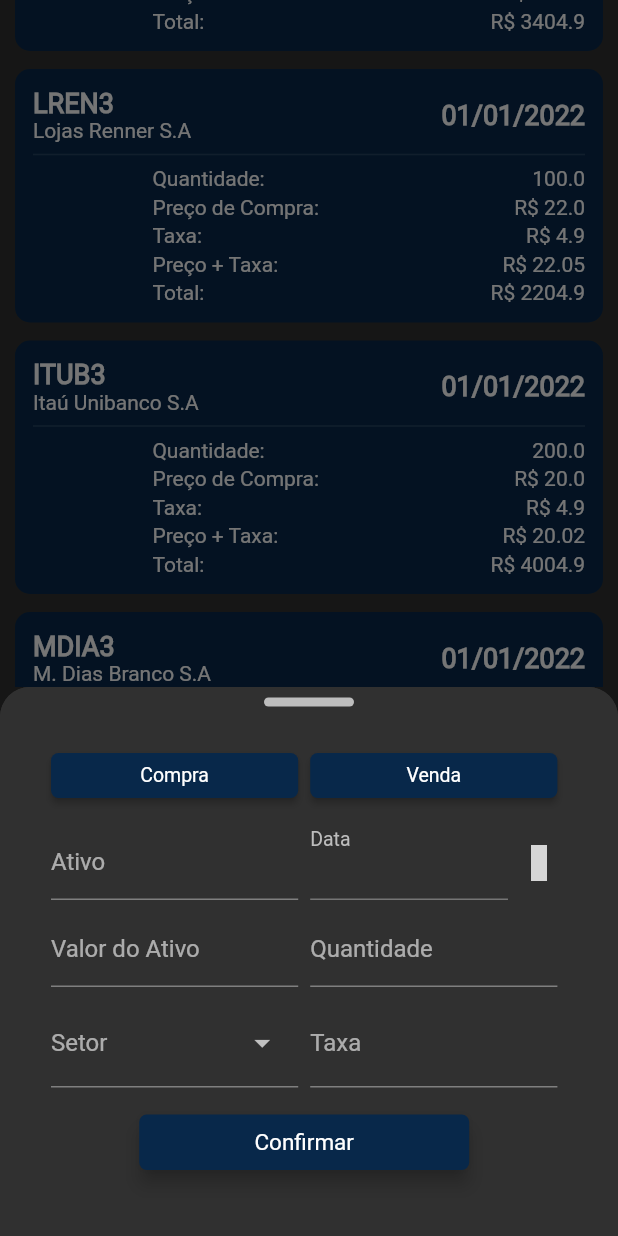
After one commit to pulszao/investing, a Flutter app: the TransactionsScreen screen opened directly, scrolled down 141 dp, after a tap on "Adicionar", on a phone screen of 412 x 824 dp. The commit adds this screen. Run offline on Flutter 3.47's test engine with Material 2 defaults, Android fonts, the phone set to English and light mode, and no system bars; drawn by our look-alikes of dropdown_search; our stand-ins replace material_design_icons_flutter, syncfusion_flutter_charts; grey boxes are pictures that could not be loaded.

Commit message:
Adding transactions screen

```diff
--- /dev/null
+++ b/lib/components/card/transaction_card.dart
@@ -0,0 +1,134 @@
+import 'package:flutter/material.dart';
+import 'package:intl/intl.dart';
+import 'package:investing/constants.dart';
+
+import '../modal/standard_modal.dart';
+
+class TransactionCard extends StatelessWidget {
+  final String stockSymbol;
+  final String stockDescription;
+  final double quantity;
+  final double buyPrice;
+  final double fees;
+  final DateTime buyDate;
+
+  const TransactionCard({
+    Key? key,
+    required this.stockSymbol,
+    required this.quantity,
+    required this.buyPrice,
+    required this.fees,
+    required this.stockDescription,
+    required this.buyDate,
+  }) : super(key: key);
+
+  @override
+  Widget build(BuildContext context) {
+    return GestureDetector(
+      onLongPress: () {
+        showDialog(
+          context: context,
+          builder: (_) => StandardModal(
+            label: 'Excluir item',
+            body: 'Tem certeza que você deseja remover $stockSymbol (${DateFormat('dd/MM/yyyy').format(buyDate)}) de suas transações?',
+            confirmButtonLabel: 'Remover',
+            confirmButtonFunction: () {
+              Navigator.pop(context);
+            },
+          ),
+        );
+      },
+      child: Container(
+        width: MediaQuery.of(context).size.width - 20,
+        decoration: BoxDecoration(
+          color: kColorScheme.surface,
+          borderRadius: const BorderRadius.all(Radius.circular(10)),
+        ),
+        child: Padding(
+          padding: const EdgeInsets.all(12.0),
+          child: Column(
+            crossAxisAlignment: CrossAxisAlignment.end,
+            children: [
+              Row(
+                mainAxisAlignment: MainAxisAlignment.spaceBetween,
+                children: [
+                  Column(
+                    crossAxisAlignment: CrossAxisAlignment.start,
+                    children: [
+                      Text(
+                        stockSymbol,
+                        style: kBaseTextStyle(
+                          fontSize: 18,
+                          fontWeight: FontWeight.bold,
+                        ),
+                      ),
+                      Text(
+                        stockDescription,
+                        overflow: TextOverflow.ellipsis,
+                        style: kBaseTextStyle(),
+                      ),
+                    ],
+                  ),
+                  Text(
+                    DateFormat('dd/MM/yyyy').format(buyDate),
+                    style: kBaseTextStyle(
+                      fontSize: 18,
+                      fontWeight: FontWeight.bold,
+                    ),
+                  ),
+                ],
+              ),
+              const Divider(thickness: 1),
+              SizedBox(
+                width: MediaQuery.of(context).size.width * 0.7,
+                child: Column(
+                  children: [
+                    Row(
+                      mainAxisAlignment: MainAxisAlignment.spaceBetween,
+                      children: [
+                        const Text('Quantidade:'),
+                        Text('$quantity'),
+                      ],
+                    ),
+                    const SizedBox(height: 3),
+                    Row(
+                      mainAxisAlignment: MainAxisAlignment.spaceBetween,
+                      children: [
+                        const Text('Preço de Compra: '),
+                        Text('R\$ $buyPrice'),
+                      ],
+                    ),
+                    const SizedBox(height: 3),
+                    Row(
+                      mainAxisAlignment: MainAxisAlignment.spaceBetween,
+                      children: [
+                        const Text('Taxa: '),
+                        Text('R\$ $fees'),
+                      ],
+                    ),
+                    const SizedBox(height: 3),
+                    Row(
+                      mainAxisAlignment: MainAxisAlignment.spaceBetween,
+                      children: [
+                        const Text('Preço + Taxa: '),
+                        Text('R\$ ${double.parse((fees / quantity + buyPrice).toStringAsFixed(2))}'),
+                      ],
+                    ),
+                    const SizedBox(height: 3),
+                    Row(
+                      mainAxisAlignment: MainAxisAlignment.spaceBetween,
+                      children: [
+                        const Text('Total: '),
+                        Text('R\$ ${double.parse((fees + quantity * buyPrice).toStringAsFixed(2))}'),
+                      ],
+                    ),
+                  ],
+                ),
+              ),
+            ],
+          ),
+        ),
+      ),
+    );
+  }
+}
--- /dev/null
+++ b/lib/models/stocks_sector.dart
@@ -0,0 +1,22 @@
+List<String> sectors = [
+  'Commercial Services',
+  'Communications',
+  'Consumer Durables',
+  'Consumer Non-Durables',
+  'Consumer Services',
+  'Distribution Services',
+  'Electronic Technology',
+  'Energy Minerals',
+  'Finance',
+  'Health Services',
+  'Health Technology',
+  'Industrial Services',
+  'Miscellaneous',
+  'Non-Energy Minerals',
+  'Process Industries',
+  'Producer Manufacturing',
+  'Retail Trade',
+  'Technology Services',
+  'Transportation',
+  'Utilities',
+];
--- /dev/null
+++ b/lib/screens/transactions/add_transaction_modal.dart
@@ -0,0 +1,257 @@
+import 'package:dropdown_search/dropdown_search.dart';
+import 'package:flutter/cupertino.dart';
+import 'package:flutter/material.dart';
+import 'package:investing/components/button/small_button.dart';
+import 'package:material_design_icons_flutter/material_design_icons_flutter.dart';
+import 'dart:io' show Platform;
+import '../../components/button/button.dart';
+import '../../components/modal/standard_modal.dart';
+import '../../constants.dart';
+import '../../models/stocks_sector.dart';
+
+class AddTransactionModal extends StatelessWidget {
+  const AddTransactionModal({Key? key}) : super(key: key);
+
+  @override
+  Widget build(BuildContext context) {
+    double itemWidth = MediaQuery.of(context).size.width * 0.4;
+    DateTime now = DateTime.now();
+
+    void showAndroidDatePicker() async {
+      final DateTime? picked = await showDatePicker(
+        context: context,
+        initialDate: now,
+        firstDate: DateTime(1900),
+        lastDate: now,
+      );
+      if (picked != null) {
+        // TODO: set the picked date
+      }
+    }
+
+    return Card(
+      elevation: 0,
+      color: kColorScheme.background,
+      child: Row(
+        mainAxisAlignment: MainAxisAlignment.spaceBetween,
+        children: [
+          Column(
+            children: [
+              Row(
+                mainAxisAlignment: MainAxisAlignment.spaceBetween,
+                children: [
+                  SmallButton(
+                    width: itemWidth,
+                    onPressed: () {},
+                    text: 'Compra',
+                    backgroundColor: kColorScheme.surface,
+                  ),
+                  const SizedBox(width: 8),
+                  SmallButton(
+                    width: itemWidth,
+                    onPressed: () {},
+                    text: 'Venda',
+                    backgroundColor: kColorScheme.surface,
+                  ),
+                ],
+              ),
+              const SizedBox(height: 8),
+              Row(
+                mainAxisAlignment: MainAxisAlignment.spaceBetween,
+                children: [
+                  SizedBox(
+                    width: itemWidth,
+                    height: 50,
+                    child: TextFormField(
+                      decoration: const InputDecoration(
+                        labelText: 'Ativo',
+                      ),
+                    ),
+                  ),
+                  const SizedBox(width: 8),
+                  SizedBox(
+                    width: itemWidth,
+                    height: 50,
+                    child: GestureDetector(
+                      onTap: () => Platform.isIOS
+                          ? showCupertinoModalPopup(
+                              context: context,
+                              builder: (_) => SizedBox(
+                                height: 220,
+                                child: CupertinoDatePicker(
+                                  onDateTimeChanged: (date) {},
+                                  backgroundColor: Colors.grey.shade300,
+                                  mode: CupertinoDatePickerMode.date,
+                                  initialDateTime: now,
+                                  maximumDate: now,
+                                  minimumDate: DateTime(1950),
+                                ),
+                              ),
+                            )
+                          : showAndroidDatePicker(),
+                      child: Row(
+                        mainAxisAlignment: MainAxisAlignment.spaceBetween,
+                        children: [
+                          Column(
+                            mainAxisAlignment: MainAxisAlignment.end,
+                            crossAxisAlignment: CrossAxisAlignment.start,
+                            children: [
+                              Text(
+                                'Data',
+                                style: kBaseTextStyle(
+                                  fontSize: 13,
+                                  color: Colors.grey.shade400,
+                                ),
+                              ),
+                              const SizedBox(height: 4),
+                              Text(
+                                // TODO: display the buy date
+                                '',
+                                style: kBaseTextStyle(
+                                  fontSize: 17,
+                                  color: Colors.white,
+                                ),
+                              ),
+                              const SizedBox(height: 8),
+                              Container(
+                                height: 1,
+                                width: itemWidth * 0.8,
+                                color: Colors.grey.shade600,
+                              )
+                            ],
+                          ),
+                          Icon(
+                            MdiIcons.calendar,
+                            color: Colors.grey.shade400,
+                          ),
+                        ],
+                      ),
+                    ),
+                  ),
+                ],
+              ),
+              const SizedBox(height: 8),
+              Row(
+                mainAxisAlignment: MainAxisAlignment.spaceBetween,
+                children: [
+                  SizedBox(
+                    width: itemWidth,
+                    height: 50,
+                    child: TextFormField(
+                      decoration: const InputDecoration(
+                        labelText: 'Valor do Ativo',
+                      ),
+                    ),
+                  ),
+                  const SizedBox(width: 8),
+                  SizedBox(
+                    width: itemWidth,
+                    height: 50,
+                    child: TextFormField(
+                      decoration: const InputDecoration(
+                        labelText: 'Quantidade',
+                      ),
+                    ),
+                  ),
+                ],
+              ),
+              const SizedBox(height: 8),
+              Row(
+                mainAxisAlignment: MainAxisAlignment.spaceBetween,
+                crossAxisAlignment: CrossAxisAlignment.end,
+                children: [
+                  SizedBox(
+                    width: itemWidth,
+                    child: DropdownSearch<String>(
+                      items: sectors,
+                      popupProps: PopupPropsMultiSelection.dialog(
+                        showSearchBox: true,
+                        dialogProps: DialogProps(
+                          shape: RoundedRectangleBorder(
+                            borderRadius: BorderRadius.circular(20.0),
+                          ),
+                        ),
+                        containerBuilder: (ctx, popupWidget) {
+                          return Padding(
+                            padding: const EdgeInsets.all(8.0),
+                            child: popupWidget,
+                          );
+                        },
+                      ),
+                      dropdownDecoratorProps: const DropDownDecoratorProps(
+                        dropdownSearchDecoration: InputDecoration(
+                          labelText: 'Setor',
+                        ),
+                      ),
+                      onChanged: (values) {},
+                    ),
+                  ),
+                  const SizedBox(width: 8),
+                  SizedBox(
+                    width: itemWidth,
+                    child: TextFormField(
+                      decoration: const InputDecoration(
+                        labelText: 'Taxa',
+                      ),
+                    ),
+                  ),
+                ],
+              ),
+              const SizedBox(height: 8),
+              Button(
+                onPressed: () => showDialog(
+                  context: context,
+                  builder: (_) => StandardModal(
+                    label: 'Adicionar item',
+                    body: 'Você deseja adicionar WEGE3 à suas transações?',
+                    confirmButtonLabel: 'Remover',
+                    bodyWidget: Column(
+                      children: [
+                        SizedBox(height: 16),
+                        Row(
+                          children: [
+                            Text('Ativo: WEGE3'),
+                          ],
+                        ),
+                        Row(
+                          children: [
+                            Text('Setor: Bens Industriais'),
+                          ],
+                        ),
+                        Row(
+                          children: [
+                            Text('Data da Compra: 28/03/2022'),
+                          ],
+                        ),
+                        Row(
+                          children: [
+                            Text('Valor de Compra: R\$ 22,48'),
+                          ],
+                        ),
+                        Row(
+                          children: [
+                            Text('Quantida: 500'),
+                          ],
+                        ),
+                        Row(
+                          children: [
+                            Text('Taxa: R\$ 4,90'),
+                          ],
+                        ),
+                      ],
+                    ),
+                    confirmButtonFunction: () {
+                      Navigator.pop(context);
+                    },
+                  ),
+                ),
+                text: 'Confirmar',
+                backgroundColor: kColorScheme.surface,
+              ),
+            ],
+          ),
+        ],
+      ),
+    );
+  }
+}
--- /dev/null
+++ b/lib/screens/transactions/transactions_screen.dart
@@ -0,0 +1,146 @@
+import 'package:flutter/material.dart';
+import 'package:investing/components/button/small_button.dart';
+import 'package:investing/screens/transactions/add_transaction_modal.dart';
+import 'package:investing/screens/transactions/filter_transactions_modal.dart';
+import 'dart:io' show Platform;
+import '../../components/modal/bottom_sheet_modal.dart';
+import '../../components/card/transaction_card.dart';
+import '../../constants.dart';
+
+class TransactionsScreen extends StatefulWidget {
+  const TransactionsScreen({Key? key}) : super(key: key);
+
+  @override
+  State<TransactionsScreen> createState() => _TransactionsScreenState();
+}
+
+class _TransactionsScreenState extends State<TransactionsScreen> {
+  @override
+  Widget build(BuildContext context) {
+    List<TransactionCard> stocksWidgets = [
+      TransactionCard(
+        stockSymbol: 'WEGE3',
+        stockDescription: 'WEG S.A',
+        buyDate: DateTime(2022),
+        buyPrice: 17,
+        fees: 4.9,
+        quantity: 200,
+      ),
+      TransactionCard(
+        stockSymbol: 'LREN3',
+        stockDescription: 'Lojas Renner S.A',
+        buyDate: DateTime(2022),
+        buyPrice: 22,
+        fees: 4.9,
+        quantity: 100,
+      ),
+      TransactionCard(
+        stockSymbol: 'ITUB3',
+        stockDescription: 'Itaú Unibanco S.A',
+        buyDate: DateTime(2022),
+        buyPrice: 20,
+        fees: 4.9,
+        quantity: 200,
+      ),
+      TransactionCard(
+        stockSymbol: 'MDIA3',
+        stockDescription: 'M. Dias Branco S.A',
+        buyDate: DateTime(2022),
+        buyPrice: 26,
+        fees: 4.9,
+        quantity: 200,
+      ),
+      TransactionCard(
+        stockSymbol: 'EGIE3',
+        stockDescription: 'Engie Brasil Energia',
+        buyDate: DateTime(2022),
+        buyPrice: 41.24,
+        fees: 4.9,
+        quantity: 200,
+      ),
+    ];
+
+    return GestureDetector(
+      onTap: () => FocusScope.of(context).unfocus(), // dismiss keyboard
+      child: Scaffold(
+        body: Stack(
+          children: [
+            SafeArea(
+              child: SingleChildScrollView(
+                child: Column(
+                  children: [
+                    Row(
+                      mainAxisAlignment: MainAxisAlignment.center,
+                      children: [
+                        Padding(
+                          padding: EdgeInsets.only(bottom: Platform.isIOS ? 45.0 : 60),
+                          child: Column(
+                            children: stocksWidgets
+                                .map((item) => Padding(
+                                      padding: const EdgeInsets.symmetric(vertical: 6.0),
+                                      child: item,
+                                    ))
+                                .toList(),
+                          ),
+                        ),
+                      ],
+                    ),
+                  ],
+                ),
+              ),
+            ),
+            Column(
+              mainAxisAlignment: MainAxisAlignment.end,
+              children: [
+                Container(
+                  color: kColorScheme.background,
+                  padding: EdgeInsets.only(bottom: Platform.isIOS ? 24 : 12),
+                  child: Row(
+                    mainAxisAlignment: MainAxisAlignment.center,
+                    children: [
+                      SmallButton(
+                        text: 'Adicionar',
+                        backgroundColor: kColorScheme.surface,
+                        onPressed: () => showModalBottomSheet<void>(
+                          context: context,
+                          isScrollControlled: true,
+                          builder: (BuildContext context) {
+                            return BottomSheetModal(
+                              maxHeight: MediaQuery.of(context).size.height * 0.65,
+                              backgroundColor: kModalBackgroundColor,
+                              body: const [
+                                AddTransactionModal(),
+                              ],
+                            );
+                          },
+                        ),
+                      ),
+                      const SizedBox(width: 30),
+                      SmallButton(
+                        text: 'Filtrar',
+                        backgroundColor: kColorScheme.surface,
+                        onPressed: () => showModalBottomSheet<void>(
+                          context: context,
+                          isScrollControlled: true,
+                          builder: (BuildContext context) {
+                            return BottomSheetModal(
+                              maxHeight: MediaQuery.of(context).size.height * 0.65,
+                              backgroundColor: kModalBackgroundColor,
+                              body: const [
+                                FilterTransactionModal(),
+                              ],
+                            );
+                          },
+                        ),
+                      ),
+                    ],
+                  ),
+                ),
+              ],
+            )
+          ],
+        ),
+      ),
+    );
+  }
+}
--- a/pubspec.yaml
+++ b/pubspec.yaml
@@ -17,6 +17,7 @@ dependencies:
   cupertino_icons: ^1.0.5
   material_design_icons_flutter: ^5.0.6996
   syncfusion_flutter_charts: ^20.2.39
+  dropdown_search: ^5.0.2
 
 
 dev_dependencies:
```
Also changed, not shown: lib/screens/menu_screen.dart (+8 -5 lines), lib/screens/transactions/filter_transactions_modal.dart (added, +161 -0 lines).
